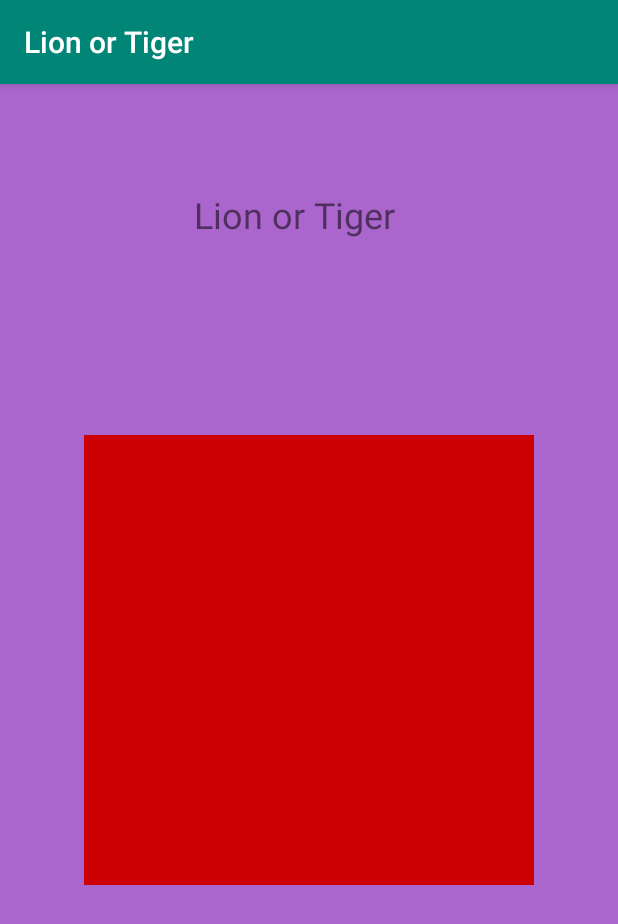
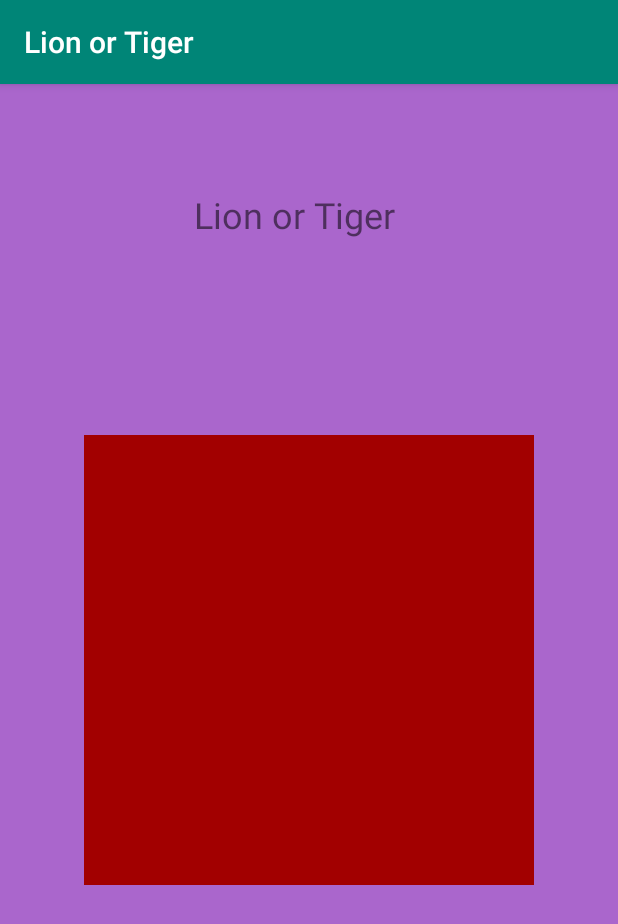
Before and after one commit to ayush-jaipuriar/LionOrTiger, an Android app: the screen it shows after launch (MainActivity), on a phone screen of 412 x 824 dp. Shown: the top 924 px of the screen. Run offline under Robolectric (Android 15) with nearby library versions, the phone set to English and light mode, and no system bars.

Commit message:
"Made the alpha(0.2) for all imageViews. Created an enum named Player with values ONE and TWO to represent the currentPlayer, Player One on click will generate a lion drawable whereas Player Two on click will generate a Tiger drawable, both the times the control will shift to the other player"

```diff
--- a/app/src/main/java/com/example/lionortiger/MainActivity.java
+++ b/app/src/main/java/com/example/lionortiger/MainActivity.java
@@ -7,6 +7,12 @@ import android.view.View;
 import android.widget.ImageView;
 
 public class MainActivity extends AppCompatActivity {
+
+    enum Player {
+        ONE, TWO;
+    }
+
+    Player currentPlayer = Player.ONE;
 
     @Override
     protected void onCreate(Bundle savedInstanceState) {
@@ -19,7 +25,14 @@ public class MainActivity extends AppCompatActivity {
         ImageView tappedImageView = (ImageView) view;
 
         tappedImageView.setTranslationX(-2000);
-        tappedImageView.setImageResource(R.drawable.lion);
+        if (currentPlayer==Player.ONE) {
+            tappedImageView.setImageResource(R.drawable.lion);
+            currentPlayer = Player.TWO;
+        } else if ( currentPlayer == Player.TWO) {
+            tappedImageView.setImageResource(R.drawable.tiger);
+            currentPlayer = Player.ONE;
+        }
+
         tappedImageView.animate().translationXBy(2000).alpha(1).rotation(3600).setDuration(500);
     }
 
--- a/app/src/main/res/layout/activity_main.xml
+++ b/app/src/main/res/layout/activity_main.xml
@@ -24,7 +24,7 @@
             android:layout_width="100dp"
             android:layout_height="100dp"
 
-            android:alpha="0"
+            android:alpha="0.2"
             android:background="@android:color/black"
             android:onClick="imageViewIsClicked" />
 
@@ -33,7 +33,7 @@
             android:layout_width="100dp"
             android:layout_height="100dp"
 
-            android:alpha="0"
+            android:alpha="0.2"
             android:background="@android:color/black"
             android:onClick="imageViewIsClicked" />
 
@@ -42,7 +42,7 @@
             android:layout_width="100dp"
             android:layout_height="100dp"
 
-            android:alpha="0"
+            android:alpha="0.2"
             android:background="@android:color/black"
             android:onClick="imageViewIsClicked" />
 
@@ -51,7 +51,7 @@
             android:layout_width="100dp"
             android:layout_height="100dp"
 
-            android:alpha="0"
+            android:alpha="0.2"
             android:background="@android:color/black"
             android:onClick="imageViewIsClicked" />
 
@@ -60,7 +60,7 @@
             android:layout_width="100dp"
             android:layout_height="100dp"
 
-            android:alpha="0"
+            android:alpha="0.2"
             android:background="@android:color/black"
             android:onClick="imageViewIsClicked" />
 
@@ -69,7 +69,7 @@
             android:layout_width="100dp"
             android:layout_height="100dp"
 
-            android:alpha="0"
+            android:alpha="0.2"
             android:background="@android:color/black"
             android:onClick="imageViewIsClicked" />
 
@@ -78,7 +78,7 @@
             android:layout_width="100dp"
             android:layout_height="100dp"
 
-            android:alpha="0"
+            android:alpha="0.2"
             android:background="@android:color/black"
             android:onClick="imageViewIsClicked" />
 
@@ -87,7 +87,7 @@
             android:layout_width="100dp"
             android:layout_height="100dp"
 
-            android:alpha="0"
+            android:alpha="0.2"
             android:background="@android:color/black"
             android:onClick="imageViewIsClicked" />
 
@@ -96,7 +96,7 @@
             android:layout_width="100dp"
             android:layout_height="100dp"
 
-            android:alpha="0"
+            android:alpha="0.2"
             android:background="@android:color/black"
             android:onClick="imageViewIsClicked" />
     </androidx.gridlayout.widget.GridLayout>
```
